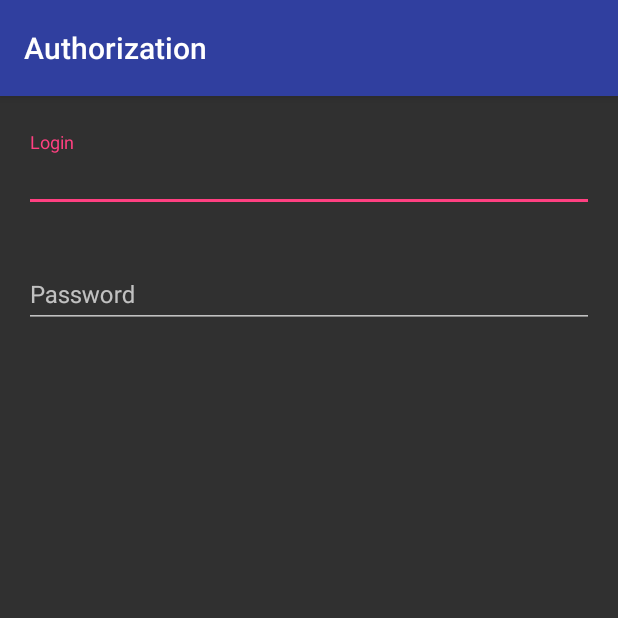
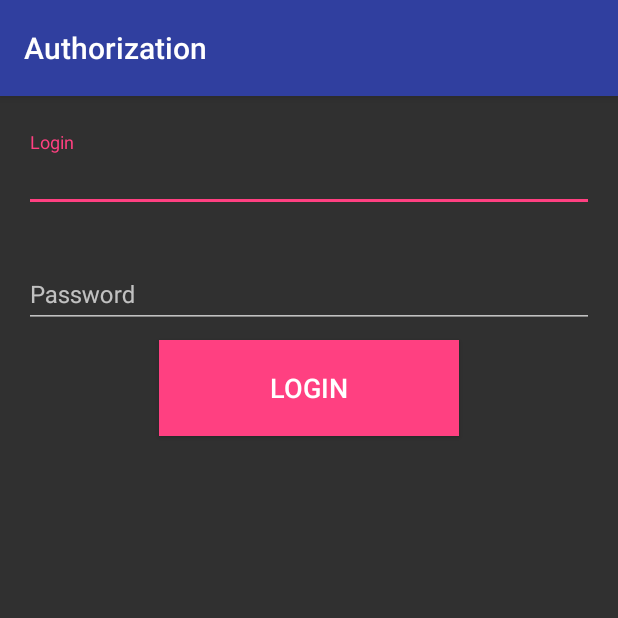
Before and after one commit to vrazumovsky/wheelytask, an Android app: the screen it shows after launch (LoginActivity), on a phone screen of 412 x 824 dp, the top half of it. Run offline under Robolectric (Android 15) with nearby library versions, the phone set to English and light mode, and no system bars.

Commit message:
added MapActivity with activity_map.xml added button to LoginActivity with action which starts MapActivity added google play services added multidex support for old os versions

```diff
--- a/app/build.gradle
+++ b/app/build.gradle
@@ -9,6 +9,9 @@ android {
         targetSdkVersion 24
         versionCode 1
         versionName "1.0"
+
+        multiDexEnabled true
+
         testInstrumentationRunner "android.support.test.runner.AndroidJUnitRunner"
     }
     buildTypes {
@@ -26,6 +29,9 @@ dependencies {
     })
     compile 'com.android.support:appcompat-v7:24.2.1'
     compile 'com.android.support:design:24.2.1'
+    compile 'com.google.android.gms:play-services:9.4.0'
+    compile 'com.android.support:multidex:1.0.0'
+
     compile 'com.neovisionaries:nv-websocket-client:1.30'
     testCompile 'junit:junit:4.12'
 }
--- a/app/src/main/AndroidManifest.xml
+++ b/app/src/main/AndroidManifest.xml
@@ -9,7 +9,9 @@
         android:icon="@mipmap/ic_launcher"
         android:label="@string/app_name"
         android:supportsRtl="true"
-        android:theme="@style/AppTheme">
+        android:theme="@style/AppTheme"
+        android:name="android.support.multidex.MultiDexApplication">
+
         <activity android:name=".LoginActivity">
             <intent-filter>
                 <action android:name="android.intent.action.MAIN" />
@@ -18,6 +20,8 @@
             </intent-filter>
         </activity>
 
+        <activity android:name=".MapActivity" />
+
     </application>
 
 </manifest>
--- a/app/src/main/java/profunion/razomovsky/LoginActivity.java
+++ b/app/src/main/java/profunion/razomovsky/LoginActivity.java
@@ -1,6 +1,9 @@
 package profunion.razomovsky;
 
+import android.content.Intent;
 import android.os.Bundle;
+import android.view.View;
+import android.widget.Button;
 
 import profunion.razomovsky.base.ToolbarActivity;
 
@@ -12,5 +15,14 @@ public class LoginActivity extends ToolbarActivity {
         setContentView(R.layout.activity_login);
 
         setToolbar(R.string.auth);
+
+
+        Button loginButton = (Button) findViewById(R.id.login_button);
+        loginButton.setOnClickListener(new View.OnClickListener() {
+            @Override
+            public void onClick(View view) {
+                startActivity(new Intent(LoginActivity.this, MapActivity.class));
+            }
+        });
     }
 }
--- a/app/src/main/res/layout/activity_login.xml
+++ b/app/src/main/res/layout/activity_login.xml
@@ -42,4 +42,13 @@
             android:textSize="16sp"
             android:inputType="textPassword" />
     </android.support.design.widget.TextInputLayout>
+
+    <Button
+        android:id="@+id/login_button"
+        android:layout_gravity="center"
+        android:text="@string/login"
+        android:textSize="18sp"
+        android:background="@color/colorAccent"
+        android:layout_width="200dp"
+        android:layout_height="64dp" />
 </LinearLayout>
--- a/app/src/main/res/values/strings.xml
+++ b/app/src/main/res/values/strings.xml
@@ -3,5 +3,6 @@
     <string name="login">Login</string>
     <string name="password">Password</string>
     <string name="auth">Authorization</string>
+    <string name="cab_tracking">Cab tracking</string>
 
 </resources>
```
Also changed, not shown: app/src/main/java/profunion/razomovsky/MapActivity.java (added, +19 -0 lines), app/src/main/res/layout/activity_map.xml (added, +15 -0 lines).
